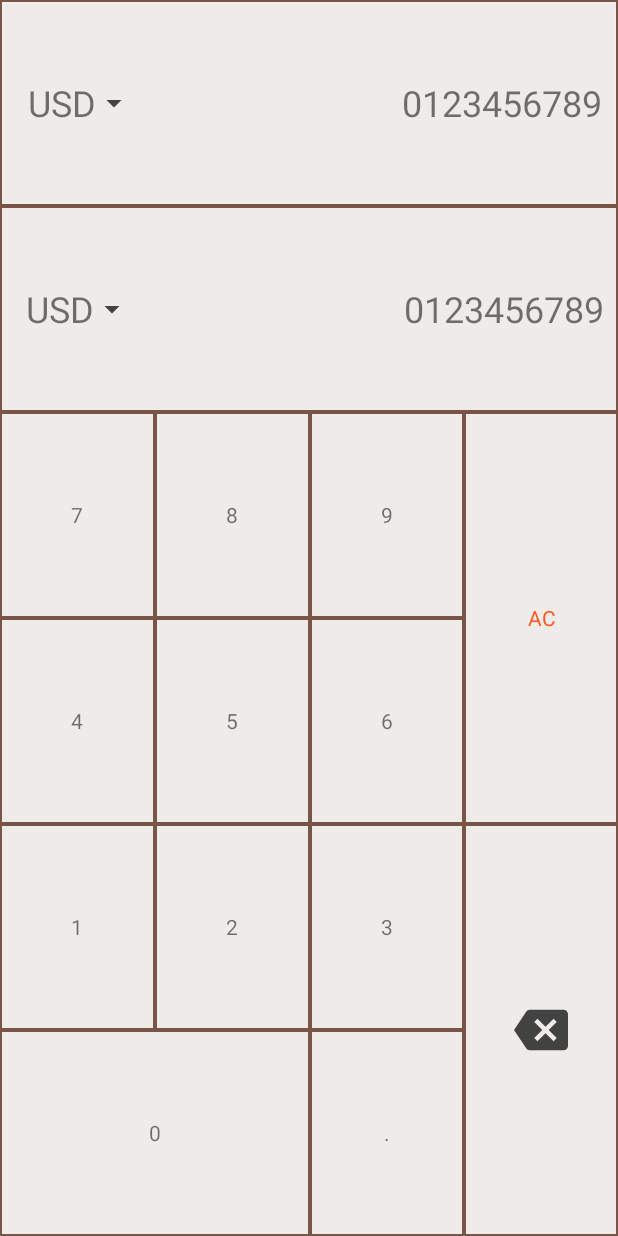
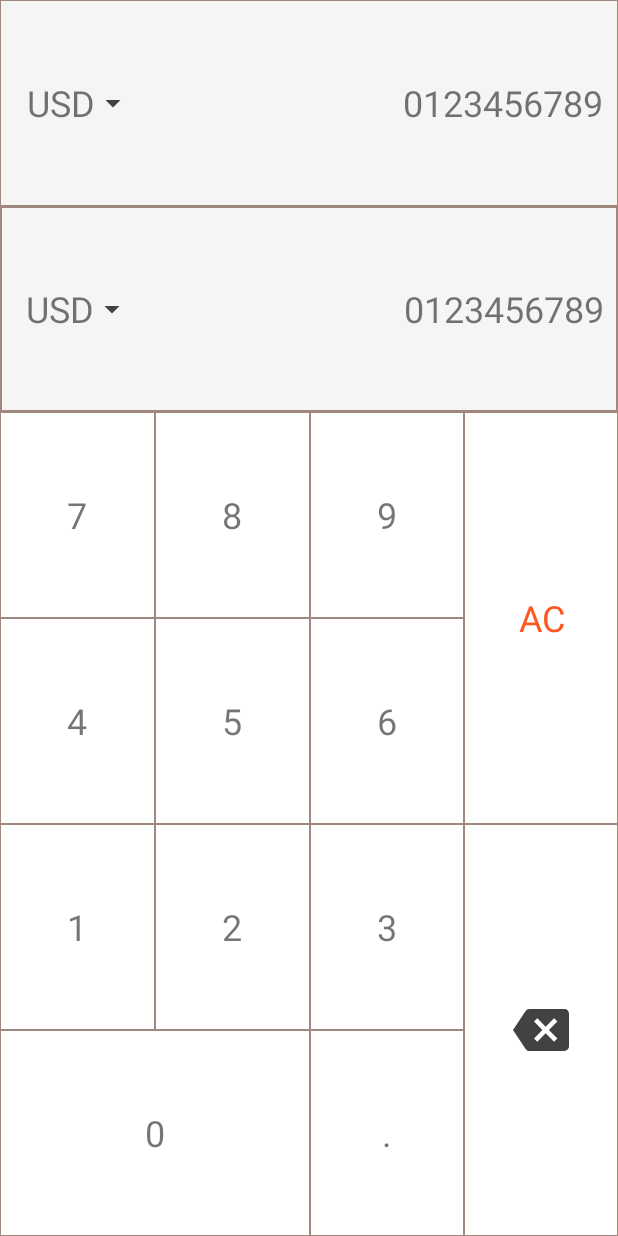
Before and after one commit to artemidius/BroCalc, an Android app: the layout activity_main.xml on its own in the app's theme, with its tools: preview values and no code run, on a phone screen of 412 x 824 dp. Run offline under Robolectric (Android 15) with nearby library versions, the phone set to English and light mode, and no system bars.

```diff
--- a/presentation/src/main/java/com/tomtom/tom/brocalc/ui/main/MainPresenter.kt
+++ b/presentation/src/main/java/com/tomtom/tom/brocalc/ui/main/MainPresenter.kt
@@ -1,9 +1,35 @@
 package com.tomtom.tom.brocalc.ui.main
 
 import android.util.Log
+import android.view.View
+import android.widget.TextView
+import com.tomtom.tom.brocalc.R.id.*
 import com.tomtom.tom.brocalc.base.BasePresenter
 
 class MainPresenter(mainActivity: MainActivity): BasePresenter(), MainContract.Presenter {
+
+    val view:MainContract.View = mainActivity
+
+    override fun onClick(view: View?) {
+        if (view != null) {
+            if (view.tag == "number") {
+                val button = view as TextView
+                Log.i(tag, button.text as String?)
+            } else {
+                when (view.id) {
+                    point -> Log.i(tag, "point")
+                    ac -> Log.i(tag, "AC")
+                    back -> Log.i(tag, "back")
+                    currency_choice_upper -> Log.i(tag, "currency_choice_upper")
+                    currency_choice_lower -> Log.i(tag, "currency_choice_lower")
+                    currency_value_upper -> {
+                        Log.i(tag, "currency_value_upper")
+                    }
+                    currency_value_lower -> Log.i(tag, "currency_value_lower")
+                }
+            }
+        }
+    }
 
     private val tag = this.javaClass.simpleName
 
--- /dev/null
+++ b/presentation/src/main/res/drawable-v21/ripple_custom.xml
@@ -0,0 +1,8 @@
+<?xml version="1.0" encoding="utf-8"?>
+<ripple xmlns:android="http://schemas.android.com/apk/res/android"
+    android:color="@color/layout_background">
+
+    <item
+        android:id="@android:id/mask"
+        android:drawable="@color/white" />
+</ripple>
--- a/presentation/src/main/res/layout/activity_main.xml
+++ b/presentation/src/main/res/layout/activity_main.xml
@@ -21,8 +21,8 @@
 
             <LinearLayout
                 style="@style/typical_ll"
-                android:background="@color/grey_200"
-                android:layout_margin="1dp">
+                android:background="@color/button_background"
+                android:layout_margin=".5dp">
 
                 <LinearLayout style="@style/currency_line">
                     <TextView
@@ -79,12 +79,14 @@
                     <TextView
                         style="@style/calc_button"
                         android:id="@+id/b7"
-                        android:text="7" />
+                        android:text="7"
+                        android:tag="number"/>
 
                     <TextView
                         style="@style/calc_button"
                         android:id="@+id/b4"
-                        android:text="4" />
+                        android:text="4"
+                        android:tag="number"/>
 
                 </LinearLayout>
 
@@ -95,12 +97,14 @@
                     <TextView
                         style="@style/calc_button"
                         android:id="@+id/b8"
+                        android:tag="number"
                         android:text="8" />
 
                     <TextView
                         style="@style/calc_button"
                         android:id="@+id/b5"
-                        android:text="5" />
+                        android:text="5"
+                        android:tag="number"/>
                 </LinearLayout>
 
                 <LinearLayout
@@ -110,12 +114,14 @@
                     <TextView
                         style="@style/calc_button"
                         android:id="@+id/b9"
-                        android:text="9" />
+                        android:text="9"
+                        android:tag="number"/>
 
                     <TextView
                         style="@style/calc_button"
                         android:id="@+id/b6"
-                        android:text="6" />
+                        android:text="6"
+                        android:tag="number"/>
                 </LinearLayout>
 
                 <LinearLayout
@@ -149,15 +155,19 @@
                         <TextView
                             style="@style/calc_button"
                             android:id="@+id/b1"
-                            android:text="1" />
+                            android:text="1"
+                            android:tag="number"/>
                         <TextView
                             style="@style/calc_button"
                             android:id="@+id/b2"
-                            android:text="2" />
+                            android:text="2"
+                            android:tag="number"/>
                         <TextView
                             style="@style/calc_button"
                             android:id="@+id/b3"
-                            android:text="3" />
+                            android:text="3"
+                            android:tag="number"
+                            />
 
 
                     </LinearLayout>
@@ -169,7 +179,8 @@
                         <TextView
                             style="@style/calc_button"
                             android:id="@+id/b0"
-                            android:text="0" />
+                            android:text="0"
+                            android:tag="number"/>
                         <TextView
                             android:layout_weight="2"
                             android:id="@+id/point"
--- a/presentation/src/main/res/values/colors.xml
+++ b/presentation/src/main/res/values/colors.xml
@@ -3,9 +3,10 @@
     <color name="colorPrimary">#3F51B5</color>
     <color name="colorPrimaryDark">#303F9F</color>
     <color name="colorAccent">#FF4081</color>
-    <color name="button_background">#EFEBE9</color>
-    <color name="layout_background">#795548</color>
+    <color name="button_background">#F5F5F5</color>
+    <color name="layout_background">#A1887F</color>
     <color name="grey_800">#424242</color>
     <color name="grey_200">#EEEEEE</color>
     <color name="orange_500">#FF5722</color>
+    <color name="white">#FFFFFF</color>
 </resources>
--- a/presentation/src/main/res/values/styles.xml
+++ b/presentation/src/main/res/values/styles.xml
@@ -1,7 +1,7 @@
 <resources>
 
     <!-- Base application theme. -->
-    <style name="AppTheme" parent="Theme.AppCompat.Light.DarkActionBar">
+    <style name="AppTheme" parent="Theme.AppCompat.Light.NoActionBar">
         <!-- Customize your theme here. -->
         <item name="colorPrimary">@color/colorPrimary</item>
         <item name="colorPrimaryDark">@color/colorPrimaryDark</item>
@@ -9,12 +9,14 @@
     </style>
 
     <style name="calc_button">
-        <item name="android:layout_margin">1dp</item>
+        <item name="android:layout_margin">.5dp</item>
         <item name="android:layout_width">match_parent</item>
         <item name="android:layout_height">match_parent</item>
-        <item name="android:background">@color/button_background</item>
+        <item name="android:background">@color/white</item>
         <item name="android:layout_weight">1</item>
+        <item name="android:textSize">24sp</item>
         <item name="android:gravity">center</item>
+        <item name="android:foreground">@drawable/ripple_custom</item>
     </style>
 
     <style name="currency_line">
```
